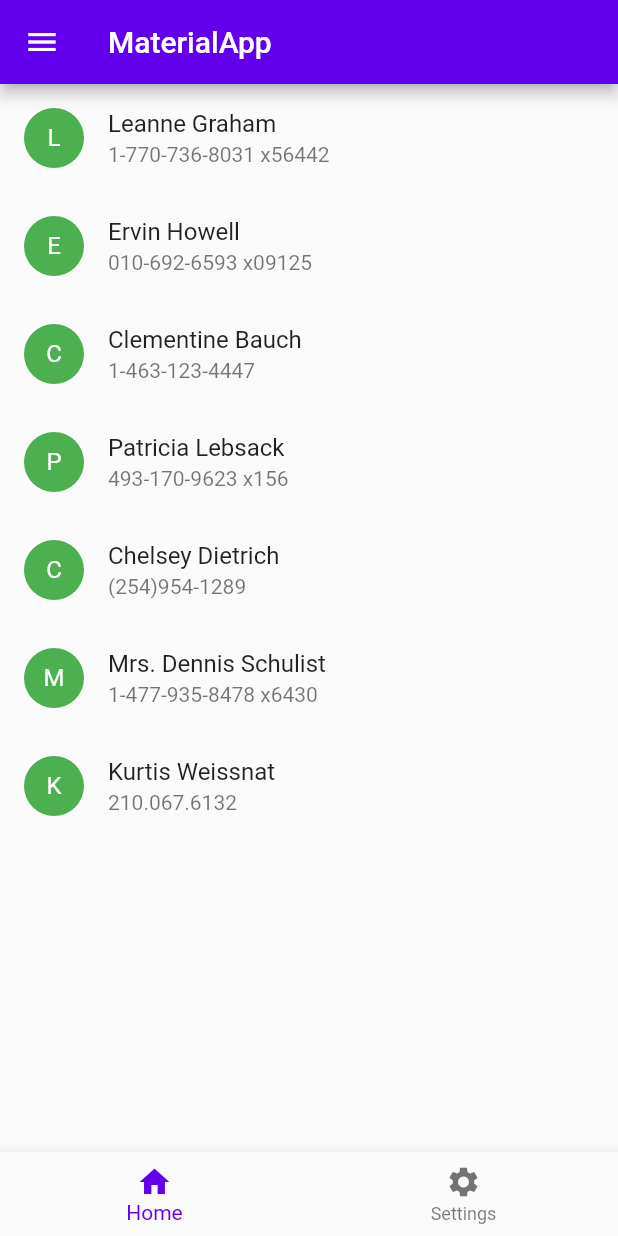
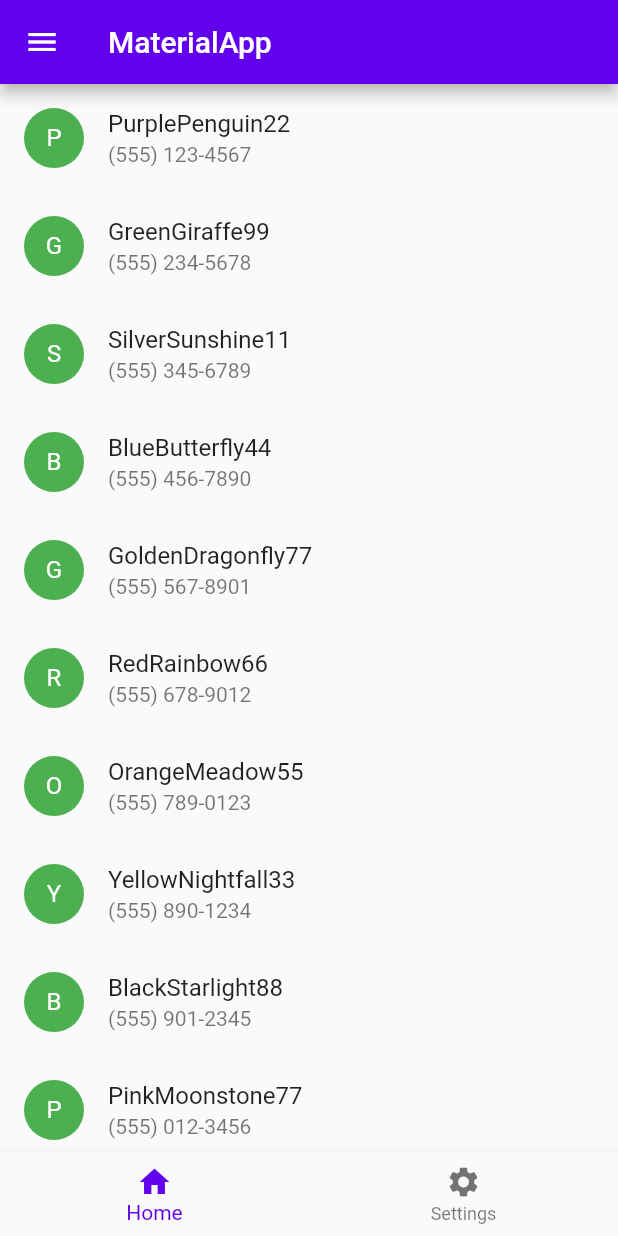
Before and after one commit to dafisatria/flutter_hanief-dafi-satria, a Flutter app: the ListPage screen opened directly, on a phone screen of 412 x 824 dp. Run offline on Flutter 3.47's test engine with Material 2 defaults, Android fonts, the phone set to English and light mode, and no system bars.

Commit message:
edited task in section 13

```diff
--- a/demo_flutter_app/lib/soal_prioritas_1/material_listview_app.dart
+++ b/demo_flutter_app/lib/soal_prioritas_1/material_listview_app.dart
@@ -5,6 +5,18 @@ class ListPage extends StatelessWidget {
 
   @override
   Widget build(BuildContext context) {
+    const data = [
+      {"username": "PurplePenguin22", "phone": "(555) 123-4567"},
+      {"username": "GreenGiraffe99", "phone": "(555) 234-5678"},
+      {"username": "SilverSunshine11", "phone": "(555) 345-6789"},
+      {"username": "BlueButterfly44", "phone": "(555) 456-7890"},
+      {"username": "GoldenDragonfly77", "phone": "(555) 567-8901"},
+      {"username": "RedRainbow66", "phone": "(555) 678-9012"},
+      {"username": "OrangeMeadow55", "phone": "(555) 789-0123"},
+      {"username": "YellowNightfall33", "phone": "(555) 890-1234"},
+      {"username": "BlackStarlight88", "phone": "(555) 901-2345"},
+      {"username": "PinkMoonstone77", "phone": "(555) 012-3456"}
+    ];
     return Scaffold(
       appBar: AppBar(
         title: const Text('MaterialApp'),
@@ -21,100 +33,21 @@ class ListPage extends StatelessWidget {
           ],
         ),
       ),
-      body: ListView(
-        children: const [
-          ListTile(
-            leading: ExcludeSemantics(
-              child: CircleAvatar(
-                backgroundColor: Colors.green,
-                child: Text(
-                  'L',
-                  style: TextStyle(color: Colors.white),
-                ),
+      body: ListView.builder(
+        itemCount: data.length,
+        itemBuilder: (context, index) {
+          return ListTile(
+            leading: CircleAvatar(
+              backgroundColor: Colors.green,
+              child: Text(
+                data[index]['username']![0],
+                style: const TextStyle(color: Colors.white),
               ),
             ),
-            title: Text('Leanne Graham'),
-            subtitle: Text('1-770-736-8031 x56442'),
-          ),
-          ListTile(
-            leading: ExcludeSemantics(
-              child: CircleAvatar(
-                backgroundColor: Colors.green,
-                child: Text(
-                  'E',
-                  style: TextStyle(color: Colors.white),
-                ),
-              ),
-            ),
-            title: Text('Ervin Howell'),
-            subtitle: Text('010-692-6593 x09125'),
-          ),
-          ListTile(
-            leading: ExcludeSemantics(
-              child: CircleAvatar(
-                backgroundColor: Colors.green,
-                child: Text(
-                  'C',
-                  style: TextStyle(color: Colors.white),
-                ),
-              ),
-            ),
-            title: Text('Clementine Bauch'),
-            subtitle: Text('1-463-123-4447'),
-          ),
-          ListTile(
-            leading: ExcludeSemantics(
-              child: CircleAvatar(
-                backgroundColor: Colors.green,
-                child: Text(
-                  'P',
-                  style: TextStyle(color: Colors.white),
-                ),
-              ),
-            ),
-            title: Text('Patricia Lebsack'),
-            subtitle: Text('493-170-9623 x156'),
-          ),
-          ListTile(
-            leading: ExcludeSemantics(
-              child: CircleAvatar(
-                backgroundColor: Colors.green,
-                child: Text(
-                  'C',
-                  style: TextStyle(color: Colors.white),
-                ),
-              ),
-            ),
-            title: Text('Chelsey Dietrich'),
-            subtitle: Text('(254)954-1289'),
-          ),
-          ListTile(
-            leading: ExcludeSemantics(
-              child: CircleAvatar(
-                backgroundColor: Colors.green,
-                child: Text(
-                  'M',
-                  style: TextStyle(color: Colors.white),
-                ),
-              ),
-            ),
-            title: Text('Mrs. Dennis Schulist'),
-            subtitle: Text('1-477-935-8478 x6430'),
-          ),
-          ListTile(
-            leading: ExcludeSemantics(
-              child: CircleAvatar(
-                backgroundColor: Colors.green,
-                child: Text(
-                  'K',
-                  style: TextStyle(color: Colors.white),
-                ),
-              ),
-            ),
-            title: Text('Kurtis Weissnat'),
-            subtitle: Text('210.067.6132'),
-          ),
-        ],
+            title: Text('${data[index]['username']}'),
+            subtitle: Text('${data[index]['phone']}'),
+          );
+        },
       ),
       bottomNavigationBar: BottomNavigationBar(
         items: const [
```
Also changed, not shown: demo_flutter_app/lib/exploration_app.dart (+20 -44 lines).
